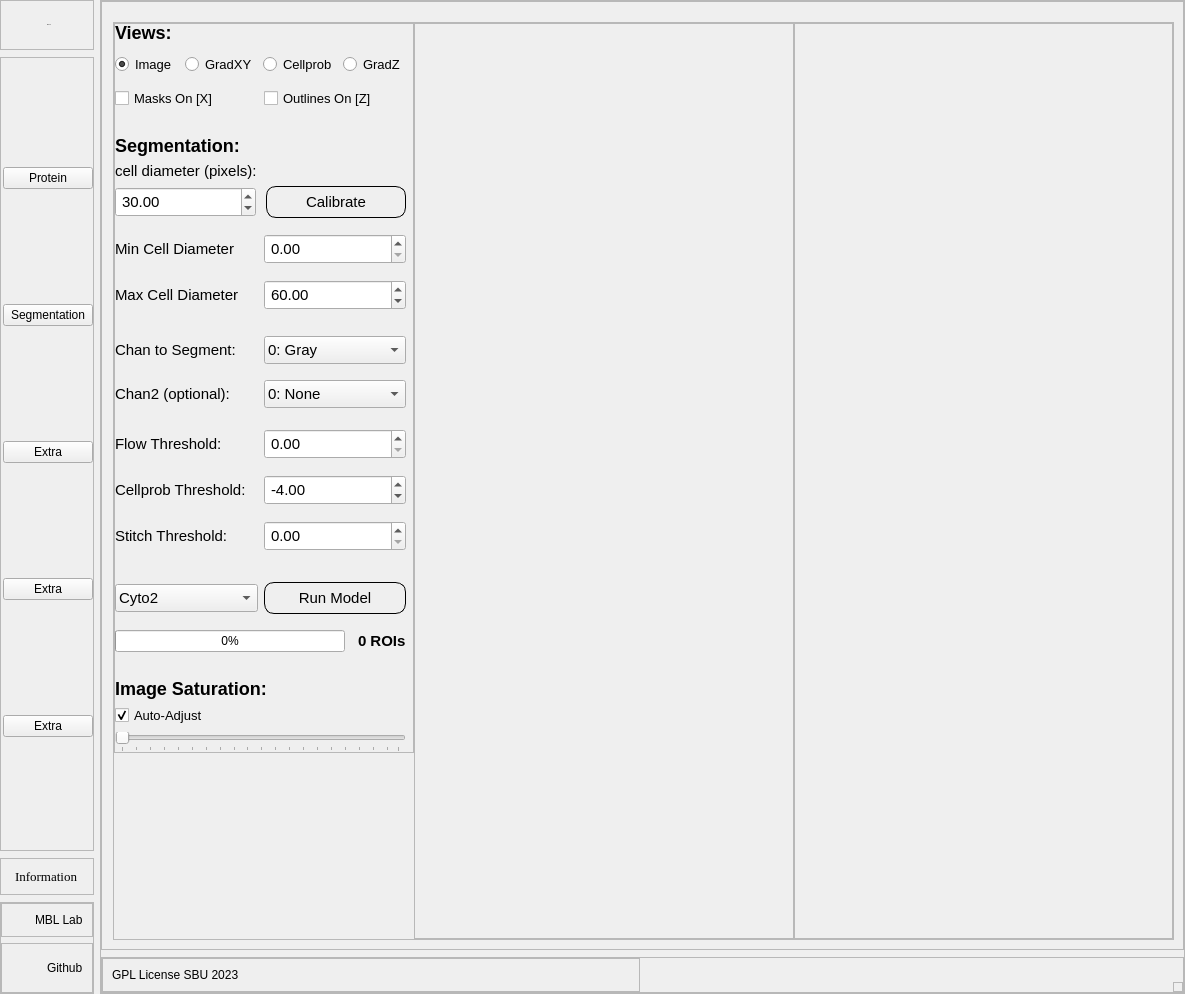
The window that dashboard.ui (Ktuzinowski/MBL_PyQt_Desktop) describes before a commit, drawn with Qt 5.
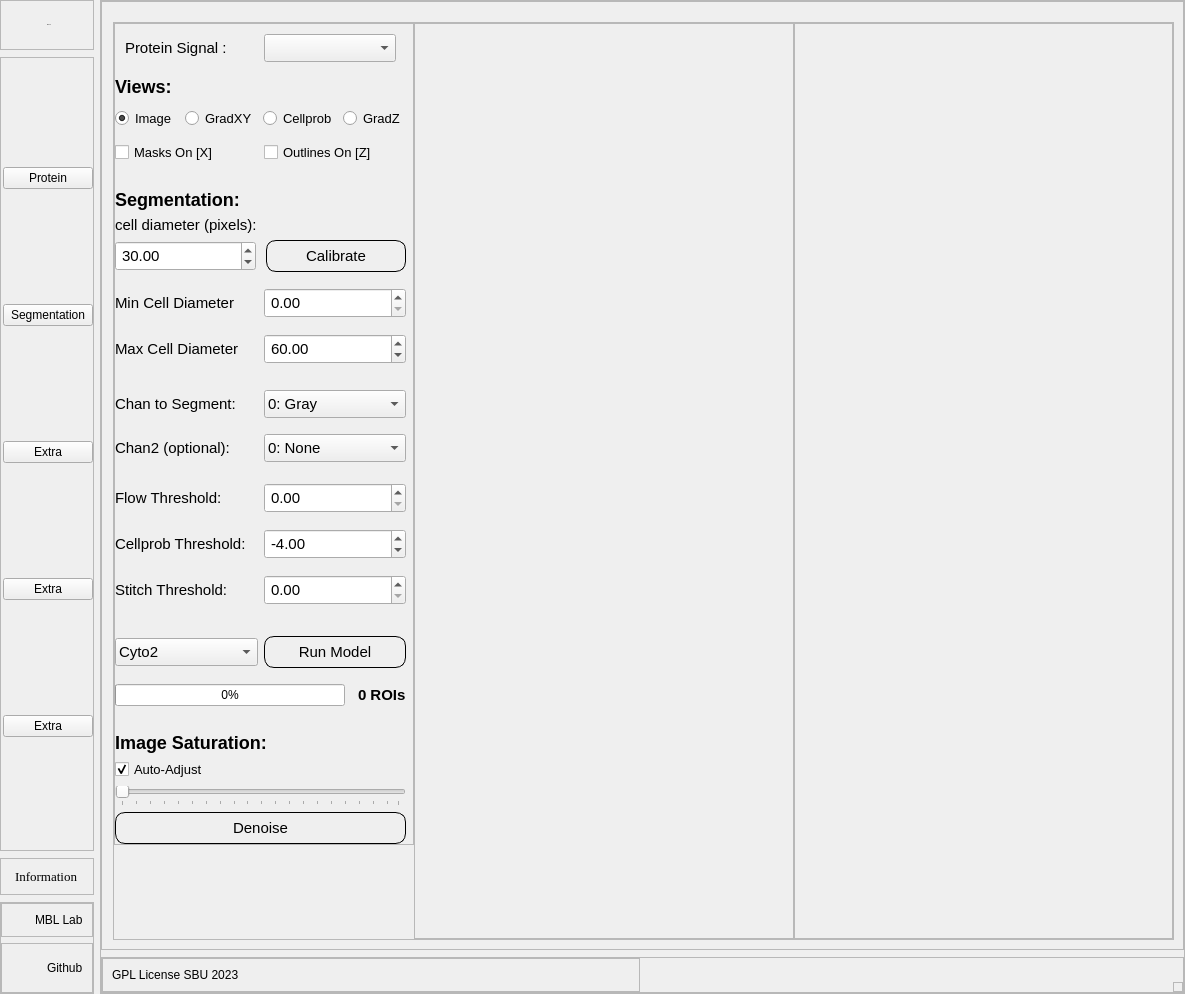
The same window after the commit. Icons and pictures are not drawn. Custom widgets are drawn as their Qt base class.

Diff of the .ui file:
```diff
--- a/dashboard.ui
+++ b/dashboard.ui
@@ -1147,6 +1147,32 @@
                       <property name="bottomMargin">
                        <number>7</number>
                       </property>
+                      <item>
+                       <layout class="QHBoxLayout" name="horizontalLayout_4">
+                        <property name="leftMargin">
+                         <number>10</number>
+                        </property>
+                        <property name="topMargin">
+                         <number>10</number>
+                        </property>
+                        <property name="rightMargin">
+                         <number>10</number>
+                        </property>
+                        <property name="bottomMargin">
+                         <number>10</number>
+                        </property>
+                        <item>
+                         <widget class="QLabel" name="label_15">
+                          <property name="text">
+                           <string>Protein Signal : </string>
+                          </property>
+                         </widget>
+                        </item>
+                        <item>
+                         <widget class="QComboBox" name="proteinSignalDropdown"/>
+                        </item>
+                       </layout>
+                      </item>
                       <item>
                        <widget class="QLabel" name="label_5">
                         <property name="maximumSize">
@@ -1700,6 +1726,31 @@
                       </property>
                      </widget>
                     </item>
+                    <item>
+                     <widget class="QPushButton" name="denoiseButton">
+                      <property name="enabled">
+                       <bool>true</bool>
+                      </property>
+                      <property name="maximumSize">
+                       <size>
+                        <width>5775</width>
+                        <height>16777215</height>
+                       </size>
+                      </property>
+                      <property name="text">
+                       <string>Denoise</string>
+                      </property>
+                      <property name="iconSize">
+                       <size>
+                        <width>16</width>
+                        <height>16</height>
+                       </size>
+                      </property>
+                     </widget>
+                    </item>
+                    <item>
+                     <layout class="QHBoxLayout" name="horizontalLayout_23"/>
+                    </item>
                    </layout>
                   </widget>
                  </item>
```
